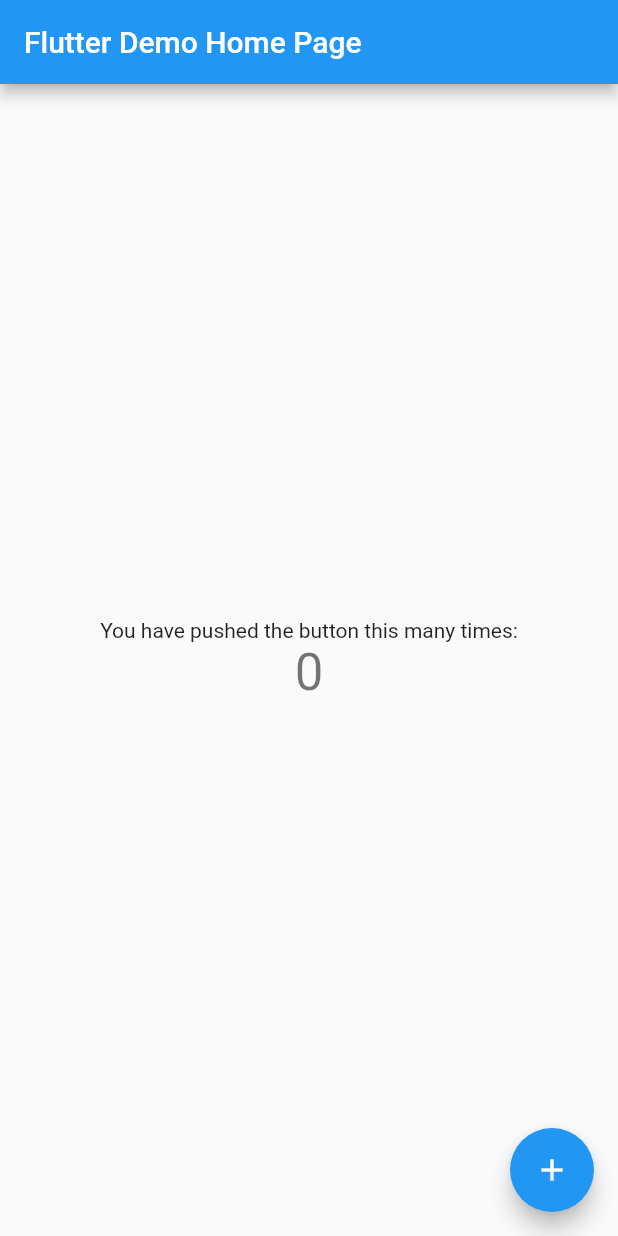
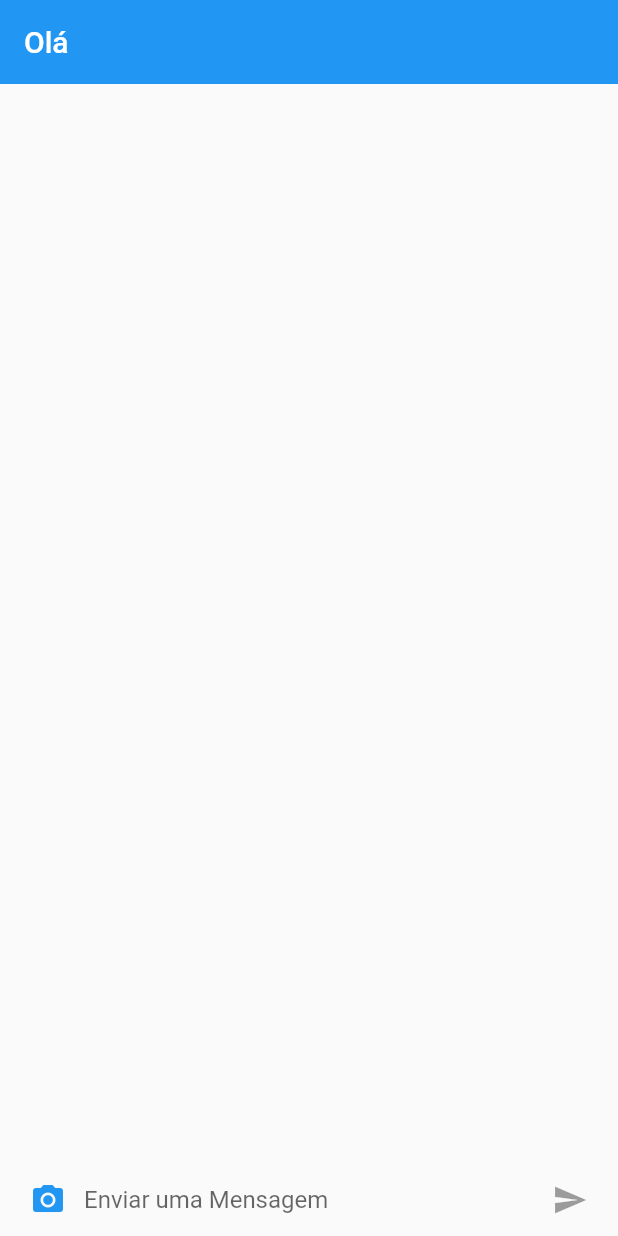
Before and after one commit to VitorRC4269/chat, a Flutter app: the screen it shows after launch, on a phone screen of 412 x 824 dp. Run offline on Flutter 3.47's test engine with Material 2 defaults, Android fonts, the phone set to English and light mode, and no system bars; our stand-ins replace cloud_firestore, firebase_core, firebase_storage, image_picker; accounts and stored records are empty.

Commit message:
mais um commit

```diff
--- /dev/null
+++ b/lib/chat_screen.dart
@@ -0,0 +1,71 @@
+import 'dart:io';
+import 'package:chat/text_composer.dart';
+import 'package:cloud_firestore/cloud_firestore.dart';
+import 'package:firebase_storage/firebase_storage.dart';
+import 'package:flutter/material.dart';
+import 'package:image_picker/image_picker.dart';
+
+class ChatScreen extends StatefulWidget {
+  @override
+  _ChatScreenState createState() => _ChatScreenState();
+}
+
+class _ChatScreenState extends State<ChatScreen> {
+  void _sendMessage({String text, File imgFile}) async {
+    Map<String, dynamic> data = {};
+    if (imgFile != null) {
+      UploadTask task = FirebaseStorage.instance
+          .ref()
+          .child(DateTime.now().microsecondsSinceEpoch.toString())
+          .putFile(imgFile);
+
+      TaskSnapshot taskSnapshot = await task;
+      String url = await taskSnapshot.ref.getDownloadURL();
+      data['imgUrl'] = url;
+    }
+    if (text != null) data['text'] = text;
+    FirebaseFirestore.instance.collection('messages').add(data);
+  }
+
+  @override
+  Widget build(BuildContext context) {
+    return Scaffold(
+        appBar: AppBar(
+          title: Text("Olá"),
+          elevation: 0,
+        ),
+        body: Column(
+          children: <Widget>[
+            Expanded(
+              child: StreamBuilder<QuerySnapshot>(
+                stream: FirebaseFirestore.instance
+                    .collection('messages')
+                    .snapshots(),
+                builder: (context, snapshot) {
+                  switch (snapshot.connectionState) {
+                    case ConnectionState.none:
+                    case ConnectionState.waiting:
+                      return Center(
+                        child: CircularProgressIndicator(),
+                      );
+                    default:
+                      List<DocumentSnapshot> documents =
+                          snapshot.data.docs.reversed.toList();
+
+                      return ListView.builder(
+                        itemCount: documents.length,
+                        itemBuilder: (context, index) {
+                          return ListTile(
+                            title: Text(documents[index].data()['text']),
+                          );
+                        },
+                      );
+                  }
+                },
+              ),
+            ),
+            TextComposer(_sendMessage),
+          ],
+        ));
+  }
+}
--- a/lib/main.dart
+++ b/lib/main.dart
@@ -1,117 +1,31 @@
+import 'package:chat/chat_screen.dart';
+import 'package:cloud_firestore/cloud_firestore.dart';
 import 'package:flutter/material.dart';
+import 'package:firebase_core/firebase_core.dart';
 
-void main() {
+void main() async {
+  WidgetsFlutterBinding.ensureInitialized();
+  await Firebase.initializeApp();
+
   runApp(MyApp());
+  /* FirebaseFirestore.instance.collection("mensagens").snapshots().listen((dado) {
+    dado.docs.forEach((d) {
+      print(d.data());
+    });
+  });*/
 }
 
 class MyApp extends StatelessWidget {
-  // This widget is the root of your application.
   @override
   Widget build(BuildContext context) {
     return MaterialApp(
       title: 'Flutter Demo',
       theme: ThemeData(
-        // This is the theme of your application.
-        //
-        // Try running your application with "flutter run". You'll see the
-        // application has a blue toolbar. Then, without quitting the app, try
-        // changing the primarySwatch below to Colors.green and then invoke
-        // "hot reload" (press "r" in the console where you ran "flutter run",
-        // or simply save your changes to "hot reload" in a Flutter IDE).
-        // Notice that the counter didn't reset back to zero; the application
-        // is not restarted.
         primarySwatch: Colors.blue,
-        // This makes the visual density adapt to the platform that you run
-        // the app on. For desktop platforms, the controls will be smaller and
-        // closer together (more dense) than on mobile platforms.
+        iconTheme: IconThemeData(color: Colors.blue),
         visualDensity: VisualDensity.adaptivePlatformDensity,
       ),
-      home: MyHomePage(title: 'Flutter Demo Home Page'),
+      home: ChatScreen(),
     );
   }
 }
-
-class MyHomePage extends StatefulWidget {
-  MyHomePage({Key key, this.title}) : super(key: key);
-
-  // This widget is the home page of your application. It is stateful, meaning
-  // that it has a State object (defined below) that contains fields that affect
-  // how it looks.
-
-  // This class is the configuration for the state. It holds the values (in this
-  // case the title) provided by the parent (in this case the App widget) and
-  // used by the build method of the State. Fields in a Widget subclass are
-  // always marked "final".
-
-  final String title;
-
-  @override
-  _MyHomePageState createState() => _MyHomePageState();
-}
-
-class _MyHomePageState extends State<MyHomePage> {
-  int _counter = 0;
-
-  void _incrementCounter() {
-    setState(() {
-      // This call to setState tells the Flutter framework that something has
-      // changed in this State, which causes it to rerun the build method below
-      // so that the display can reflect the updated values. If we changed
-      // _counter without calling setState(), then the build method would not be
-      // called again, and so nothing would appear to happen.
-      _counter++;
-    });
-  }
-
-  @override
-  Widget build(BuildContext context) {
-    // This method is rerun every time setState is called, for instance as done
-    // by the _incrementCounter method above.
-    //
-    // The Flutter framework has been optimized to make rerunning build methods
-    // fast, so that you can just rebuild anything that needs updating rather
-    // than having to individually change instances of widgets.
-    return Scaffold(
-      appBar: AppBar(
-        // Here we take the value from the MyHomePage object that was created by
-        // the App.build method, and use it to set our appbar title.
-        title: Text(widget.title),
-      ),
-      body: Center(
-        // Center is a layout widget. It takes a single child and positions it
-        // in the middle of the parent.
-        child: Column(
-          // Column is also a layout widget. It takes a list of children and
-          // arranges them vertically. By default, it sizes itself to fit its
-          // children horizontally, and tries to be as tall as its parent.
-          //
-          // Invoke "debug painting" (press "p" in the console, choose the
-          // "Toggle Debug Paint" action from the Flutter Inspector in Android
-          // Studio, or the "Toggle Debug Paint" command in Visual Studio Code)
-          // to see the wireframe for each widget.
-          //
-          // Column has various properties to control how it sizes itself and
-          // how it positions its children. Here we use mainAxisAlignment to
-          // center the children vertically; the main axis here is the vertical
-          // axis because Columns are vertical (the cross axis would be
-          // horizontal).
-          mainAxisAlignment: MainAxisAlignment.center,
-          children: <Widget>[
-            Text(
-              'You have pushed the button this many times:',
-            ),
-            Text(
-              '$_counter',
-              style: Theme.of(context).textTheme.headline4,
-            ),
-          ],
-        ),
-      ),
-      floatingActionButton: FloatingActionButton(
-        onPressed: _incrementCounter,
-        tooltip: 'Increment',
-        child: Icon(Icons.add),
-      ), // This trailing comma makes auto-formatting nicer for build methods.
-    );
-  }
-}
--- /dev/null
+++ b/lib/text_composer.dart
@@ -0,0 +1,70 @@
+import 'package:flutter/material.dart';
+import 'dart:io';
+import 'package:image_picker/image_picker.dart';
+
+class TextComposer extends StatefulWidget {
+  TextComposer(this.sendMessage);
+  final Function({String text, File imgFile}) sendMessage;
+
+  @override
+  _TextComposerState createState() => _TextComposerState();
+}
+
+class _TextComposerState extends State<TextComposer> {
+  final TextEditingController _controller = TextEditingController();
+  bool _isComposing = false;
+
+  void _reset() {
+    _controller.clear();
+    setState(() {
+      _isComposing = false;
+    });
+  }
+
+  @override
+  Widget build(BuildContext context) {
+    return Container(
+      margin: const EdgeInsets.symmetric(horizontal: 8),
+      child: Row(
+        children: <Widget>[
+          IconButton(
+            icon: Icon(Icons.photo_camera),
+            onPressed: () async {
+              final _picker = ImagePicker();
+              PickedFile pickedFile =
+                  await _picker.getImage(source: ImageSource.camera);
+              if (pickedFile == null) return;
+              final File imgFile = File(pickedFile.path);
+              widget.sendMessage(imgFile: imgFile);
+            },
+          ),
+          Expanded(
+            child: TextField(
+              controller: _controller,
+              decoration:
+                  InputDecoration.collapsed(hintText: 'Enviar uma Mensagem'),
+              onChanged: (text) {
+                setState(() {
+                  _isComposing = text.isNotEmpty;
+                });
+              },
+              onSubmitted: (text) {
+                widget.sendMessage(text: text);
+                _reset();
+              },
+            ),
+          ),
+          IconButton(
+            icon: Icon(Icons.send),
+            onPressed: _isComposing
+                ? () {
+                    widget.sendMessage(text: _controller.text);
+                    _reset();
+                  }
+                : null,
+          )
+        ],
+      ),
+    );
+  }
+}
```
Also changed, not shown: 2 other files.
